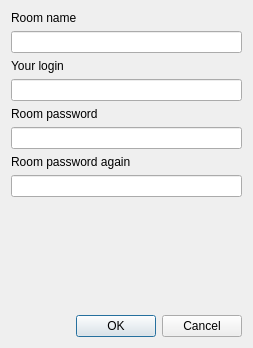
Before: the Qt Designer form GUI/addroom.ui in Asalle/SharedClipboard, drawn with Qt 5.
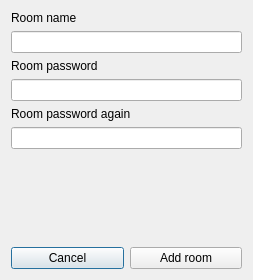
After: the same form once the commit is applied.

What changed in the file:
```diff
--- a/GUI/addroom.ui
+++ b/GUI/addroom.ui
@@ -7,12 +7,14 @@
     <x>0</x>
     <y>0</y>
     <width>253</width>
-    <height>348</height>
+    <height>280</height>
    </rect>
   </property>
   <property name="windowTitle">
    <string>Create a SharedClipboard room</string>
   </property>
+  <layout class="QVBoxLayout" name="verticalLayout_3">
+   <item>
   <layout class="QVBoxLayout" name="verticalLayout_2">
    <item>
     <layout class="QVBoxLayout" name="verticalLayout">
@@ -26,16 +28,6 @@
      <item>
       <widget class="QLineEdit" name="name"/>
      </item>
-     <item>
-      <widget class="QLabel" name="label_4">
-       <property name="text">
-        <string>Your login</string>
-       </property>
-      </widget>
-     </item>
-     <item>
-      <widget class="QLineEdit" name="loginLineEdit"/>
-     </item>
      <item>
       <widget class="QLabel" name="label_2">
        <property name="text">
@@ -66,27 +58,24 @@
     </widget>
    </item>
    <item>
-    <spacer name="verticalSpacer">
-     <property name="orientation">
-      <enum>Qt::Vertical</enum>
-     </property>
-     <property name="sizeHint" stdset="0">
-      <size>
-       <width>20</width>
-       <height>40</height>
-      </size>
-     </property>
-    </spacer>
+      <layout class="QHBoxLayout" name="horizontalLayout">
+       <item>
+        <widget class="QPushButton" name="cancelbtn">
+         <property name="text">
+          <string>Cancel</string>
+         </property>
+        </widget>
    </item>
    <item>
-    <widget class="QDialogButtonBox" name="buttonBox">
-     <property name="orientation">
-      <enum>Qt::Horizontal</enum>
-     </property>
-     <property name="standardButtons">
-      <set>QDialogButtonBox::Cancel|QDialogButtonBox::Ok</set>
-     </property>
-    </widget>
+        <widget class="QPushButton" name="addbtn">
+         <property name="text">
+          <string>Add room</string>
+         </property>
+        </widget>
+       </item>
+      </layout>
+     </item>
+    </layout>
    </item>
   </layout>
  </widget>
```
Left out of the diff: 35 changed lines with no effect on the pictures. Lines whose indentation alone changed are shown as unchanged.
